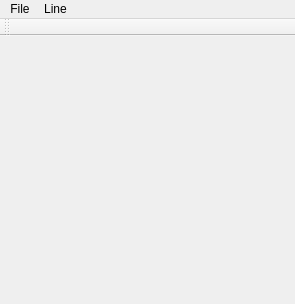
Old version of the form GraphicsProject/mainwindow.ui in the repository a7medfahmy94/SimpleGraphicsPackage.
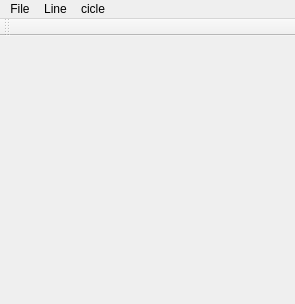
New version of the form.

Patch:
```diff
--- a/GraphicsProject/mainwindow.ui
+++ b/GraphicsProject/mainwindow.ui
@@ -43,8 +43,17 @@
     <addaction name="actionSave"/>
     <addaction name="actionLoad"/>
    </widget>
+   <widget class="QMenu" name="menuCicle">
+    <property name="title">
+     <string>cicle</string>
+    </property>
+    <addaction name="separator"/>
+    <addaction name="separator"/>
+    <addaction name="actionCartesian_2"/>
+   </widget>
    <addaction name="menuFile"/>
    <addaction name="menuLine"/>
+   <addaction name="menuCicle"/>
   </widget>
   <widget class="QToolBar" name="mainToolBar">
    <attribute name="toolBarArea">
```
Left out of the diff: 5 changed lines with no effect on the pictures.
